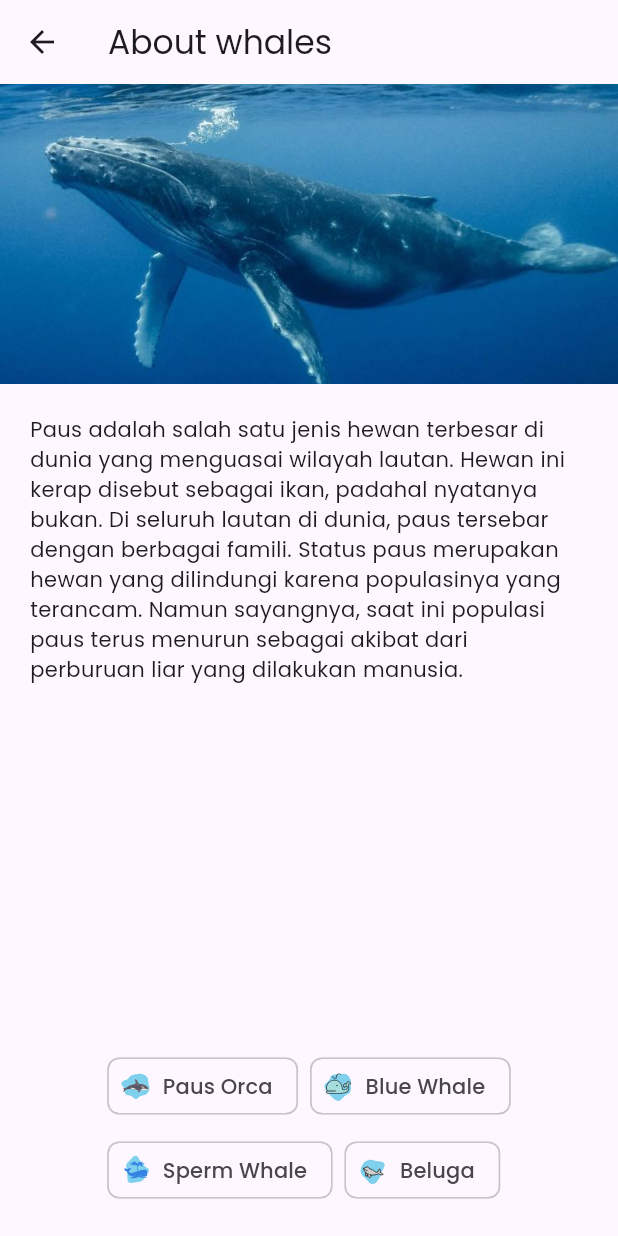
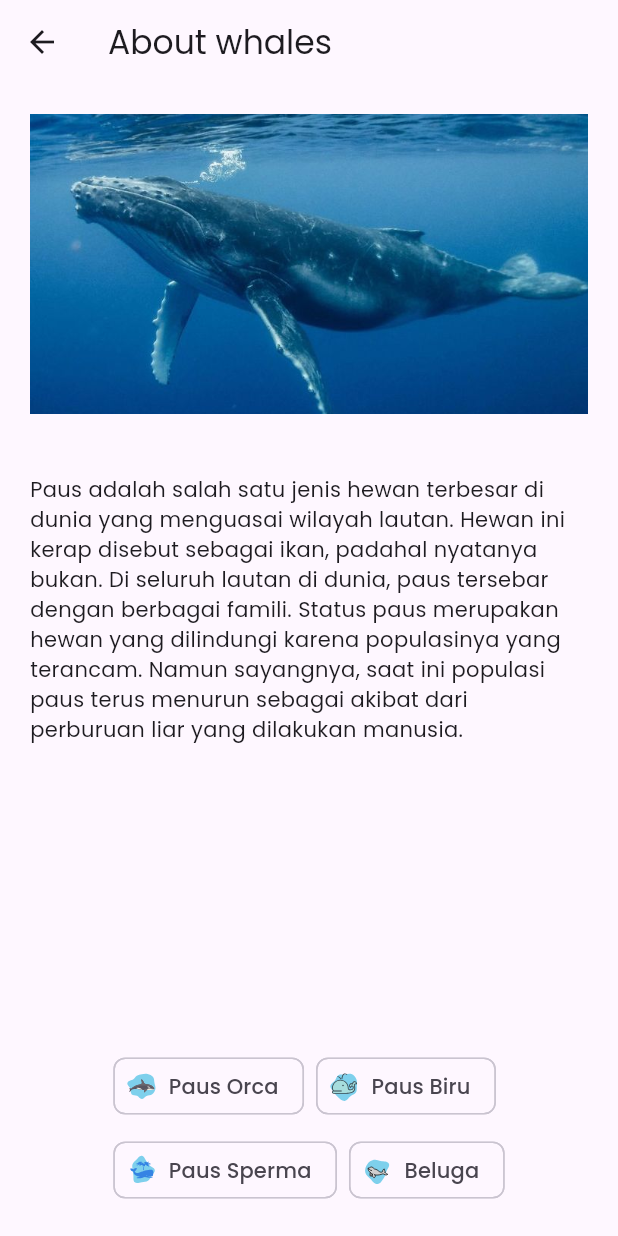
Before and after one commit to AstericsDS/savethewhales, a Flutter app: the AboutWhales screen opened directly, on a phone screen of 412 x 824 dp. Run offline on Flutter 3.47's test engine with Material 3 defaults, Android fonts, the phone set to English and light mode, and no system bars; our stand-ins replace carousel_slider, flutter_map, flutter_svg, latlong2, sqflite, sqflite_common_ffi; accounts and stored records are empty.

Commit message:
each whales info

```diff
--- a/lib/pages/about.dart
+++ b/lib/pages/about.dart
@@ -1,5 +1,9 @@
 import 'package:flutter/material.dart';
 import 'package:flutter_svg/svg.dart';
+import 'package:savethewhales/pages/beluga.dart';
+import 'package:savethewhales/pages/bluewhale.dart';
+import 'package:savethewhales/pages/orca.dart';
+import 'package:savethewhales/pages/spermwhale.dart';
 
 class AboutWhales extends StatefulWidget {
   const AboutWhales({super.key});
@@ -22,12 +26,15 @@ class _AboutWhalesState extends State<AboutWhales> {
   Widget main() {
     return Column(
       children: [
-        SizedBox(
-          width: double.infinity,
-          height: 200,
-          child: Image.asset(
-            'assets/svgs/about-whale.jpg',
-            fit: BoxFit.cover,
+        Padding(
+          padding: EdgeInsets.all(20),
+          child: SizedBox(
+            width: double.infinity,
+            height: 200,
+            child: Image.asset(
+              'assets/svgs/about-whale.jpg',
+              fit: BoxFit.cover,
+            ),
           ),
         ),
         Padding(
@@ -49,7 +56,7 @@ class _AboutWhalesState extends State<AboutWhales> {
                   Navigator.push(
                     context,
                     MaterialPageRoute(
-                        builder: (context) => const AboutWhales()),
+                        builder: (context) => const Orca()),
                   );
                 },
                 child: Chip(
@@ -71,7 +78,7 @@ class _AboutWhalesState extends State<AboutWhales> {
                   Navigator.push(
                     context,
                     MaterialPageRoute(
-                        builder: (context) => const AboutWhales()),
+                        builder: (context) => const BlueWhale()),
                   );
                 },
                 child: Chip(
@@ -85,7 +92,7 @@ class _AboutWhalesState extends State<AboutWhales> {
                       ),
                     ),
                   ),
-                  label: Text('Blue Whale'),
+                  label: Text('Paus Biru'),
                 ),
               ),
               GestureDetector(
@@ -93,7 +100,7 @@ class _AboutWhalesState extends State<AboutWhales> {
                   Navigator.push(
                     context,
                     MaterialPageRoute(
-                        builder: (context) => const AboutWhales()),
+                        builder: (context) => const SpermWhale()),
                   );
                 },
                 child: Chip(
@@ -107,7 +114,7 @@ class _AboutWhalesState extends State<AboutWhales> {
                       ),
                     ),
                   ),
-                  label: Text('Sperm Whale'),
+                  label: Text('Paus Sperma'),
                 ),
               ),
               GestureDetector(
@@ -115,7 +122,7 @@ class _AboutWhalesState extends State<AboutWhales> {
                   Navigator.push(
                     context,
                     MaterialPageRoute(
-                        builder: (context) => const AboutWhales()),
+                        builder: (context) => const Beluga()),
                   );
                 },
                 child: Chip(
```
Also changed, not shown: lib/pages/beluga.dart (added, +18 -0 lines), lib/pages/bluewhale.dart (added, +18 -0 lines), lib/pages/orca.dart (added, +51 -0 lines), lib/pages/spermwhale.dart (added, +18 -0 lines), assets/svgs/beluga-view.png (added), assets/svgs/sperm-view.png (added), pubspec.lock, 2 other files.
